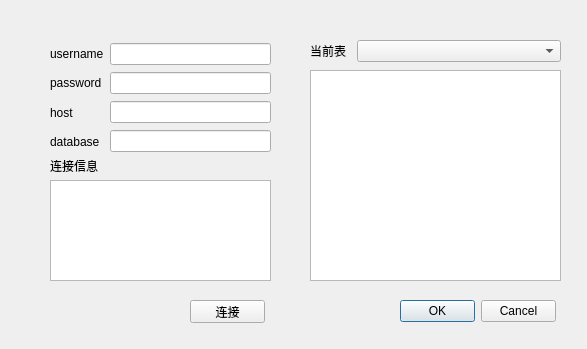
Above: qt/UI/AddMysqlSource.ui from xzmeng/- before the change. Below: the same form after it.
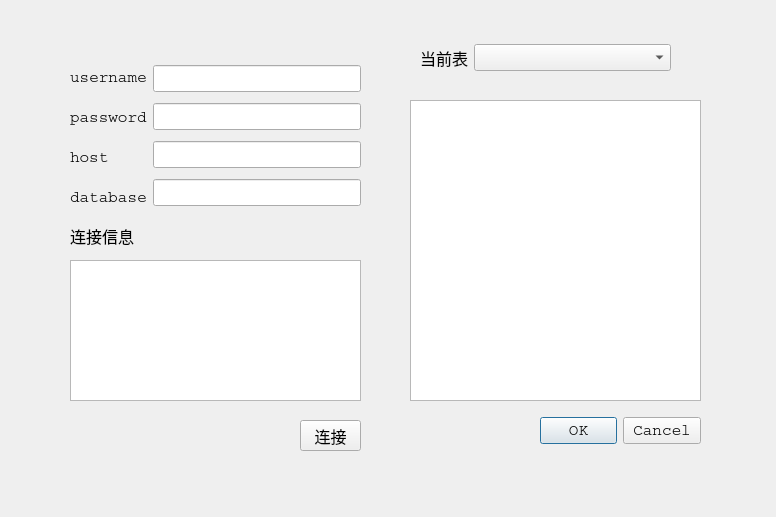
That is the form after the change.

The edit to the form file:
```diff
--- a/qt/UI/AddMysqlSource.ui
+++ b/qt/UI/AddMysqlSource.ui
@@ -6,20 +6,26 @@
    <rect>
     <x>0</x>
     <y>0</y>
-    <width>587</width>
-    <height>349</height>
+    <width>776</width>
+    <height>517</height>
    </rect>
   </property>
+  <property name="font">
+   <font>
+    <family>Courier</family>
+    <pointsize>12</pointsize>
+   </font>
+  </property>
   <property name="windowTitle">
    <string>Dialog</string>
   </property>
   <widget class="QPushButton" name="pushButton">
    <property name="geometry">
     <rect>
-     <x>190</x>
-     <y>300</y>
-     <width>75</width>
-     <height>23</height>
+     <x>300</x>
+     <y>420</y>
+     <width>61</width>
+     <height>31</height>
     </rect>
    </property>
    <property name="text">
@@ -29,20 +35,20 @@
   <widget class="QTextEdit" name="textEdit">
    <property name="geometry">
     <rect>
-     <x>50</x>
-     <y>180</y>
-     <width>221</width>
-     <height>101</height>
+     <x>70</x>
+     <y>260</y>
+     <width>291</width>
+     <height>141</height>
     </rect>
    </property>
   </widget>
   <widget class="QWidget" name="layoutWidget">
    <property name="geometry">
     <rect>
-     <x>310</x>
+     <x>420</x>
      <y>40</y>
      <width>251</width>
-     <height>22</height>
+     <height>36</height>
     </rect>
    </property>
    <layout class="QHBoxLayout" name="horizontalLayout_2">
@@ -74,10 +80,10 @@
   <widget class="QLabel" name="label_5">
    <property name="geometry">
     <rect>
-     <x>50</x>
-     <y>160</y>
-     <width>54</width>
-     <height>12</height>
+     <x>70</x>
+     <y>220</y>
+     <width>71</width>
+     <height>31</height>
     </rect>
    </property>
    <property name="text">
@@ -87,10 +93,10 @@
   <widget class="QDialogButtonBox" name="buttonBox">
    <property name="geometry">
     <rect>
-     <x>400</x>
-     <y>300</y>
-     <width>156</width>
-     <height>23</height>
+     <x>540</x>
+     <y>410</y>
+     <width>161</width>
+     <height>41</height>
     </rect>
    </property>
    <property name="standardButtons">
@@ -100,20 +106,28 @@
   <widget class="QTextEdit" name="textEdit_2">
    <property name="geometry">
     <rect>
-     <x>310</x>
-     <y>70</y>
-     <width>251</width>
-     <height>211</height>
+     <x>410</x>
+     <y>100</y>
+     <width>291</width>
+     <height>301</height>
     </rect>
    </property>
+   <property name="font">
+    <font>
+     <family>Consolas</family>
+     <pointsize>12</pointsize>
+     <weight>50</weight>
+     <bold>false</bold>
+    </font>
+   </property>
   </widget>
   <widget class="QWidget" name="">
    <property name="geometry">
     <rect>
-     <x>50</x>
-     <y>42</y>
-     <width>221</width>
-     <height>111</height>
+     <x>70</x>
+     <y>60</y>
+     <width>291</width>
+     <height>154</height>
     </rect>
    </property>
    <layout class="QHBoxLayout" name="horizontalLayout">
```
